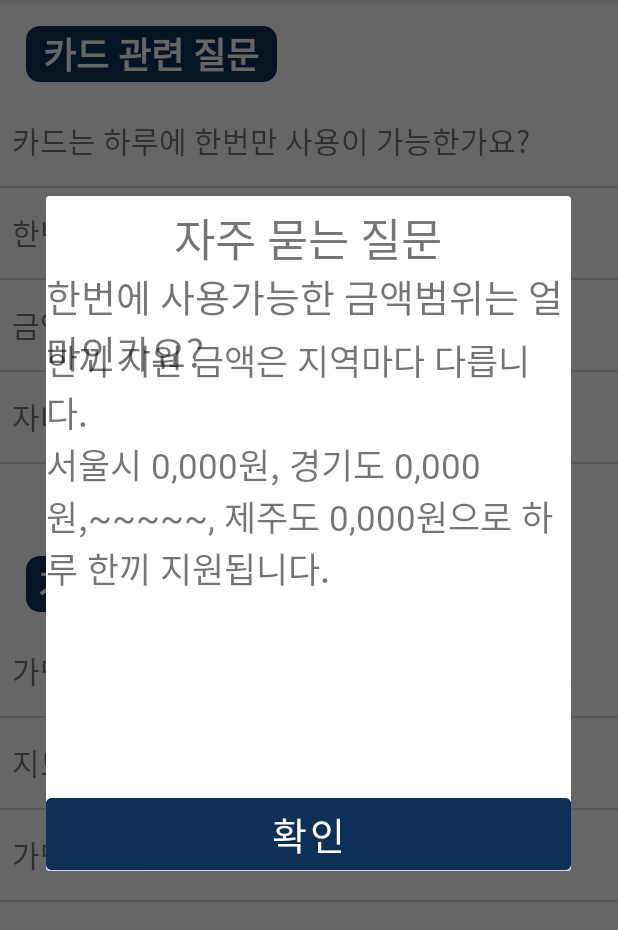
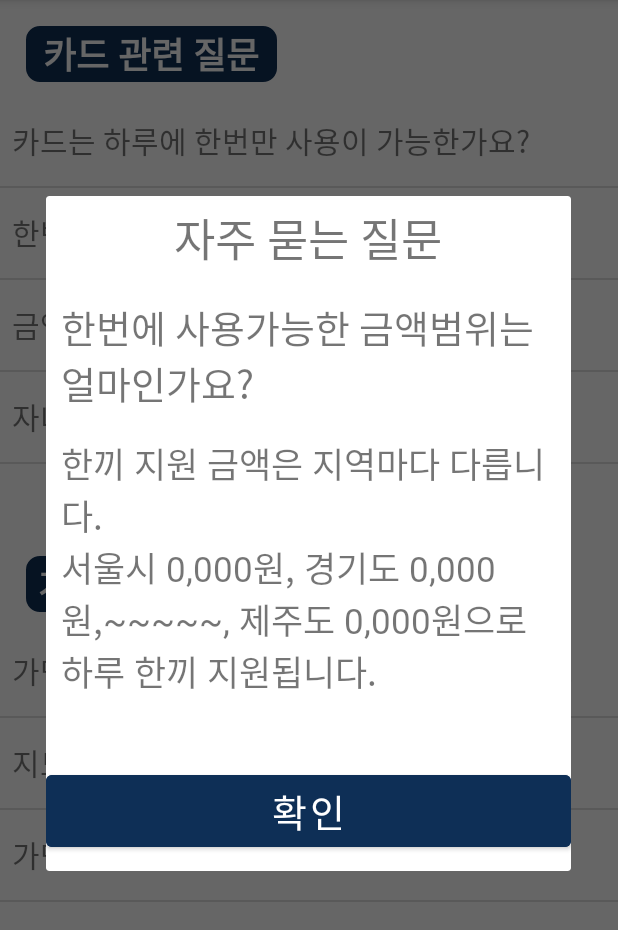
Before and after one commit to sungwoni38/NavigationBarExam, an Android app: the MoreQnaActivity screen opened directly, with no data from a screen before it, after a tap on "한번에 사용가능한 금액범위는 얼마인가요?", on a phone screen of 412 x 824 dp, the part 84-1014 px from its top. Run offline under Robolectric (Android 15) with nearby library versions, the phone set to English and light mode, and no system bars.

Commit message:
commit2_sw

```diff
--- a/app/src/main/res/layout/activity_custom_dialog.xml
+++ b/app/src/main/res/layout/activity_custom_dialog.xml
@@ -40,31 +40,31 @@
 
             <TextView
                 android:id="@+id/txt_tit"
-                android:layout_width="match_parent"
+                android:layout_width="330dp"
                 android:layout_height="wrap_content"
                 android:fontFamily="@font/nanum_b"
                 android:text="textTitle"
                 android:textSize="25sp"
                 app:layout_constraintBottom_toTopOf="@+id/txt_con"
                 app:layout_constraintEnd_toEndOf="parent"
-                app:layout_constraintHorizontal_bias="0.0"
+                app:layout_constraintHorizontal_bias="0.5"
                 app:layout_constraintStart_toStartOf="parent"
                 app:layout_constraintTop_toTopOf="parent"
-                app:layout_constraintVertical_bias="0.116" />
+                app:layout_constraintVertical_bias="0.5" />
 
             <TextView
                 android:id="@+id/txt_con"
-                android:layout_width="match_parent"
-                android:layout_height="300dp"
+                android:layout_width="330dp"
+                android:layout_height="180dp"
                 android:fontFamily="@font/nanum_b"
                 android:text="textView"
                 android:textSize="23sp"
                 app:layout_constraintBottom_toBottomOf="parent"
                 app:layout_constraintEnd_toEndOf="parent"
-                app:layout_constraintHorizontal_bias="0.0"
+                app:layout_constraintHorizontal_bias="0.5"
                 app:layout_constraintStart_toStartOf="parent"
                 app:layout_constraintTop_toTopOf="parent"
-                app:layout_constraintVertical_bias="0.41" />
+                app:layout_constraintVertical_bias="0.5" />
 
             <Button
                 android:id="@+id/btn_shutdown"
@@ -79,7 +79,8 @@
                 app:layout_constraintEnd_toEndOf="parent"
                 app:layout_constraintHorizontal_bias="0.0"
                 app:layout_constraintStart_toStartOf="parent"
-                app:layout_constraintTop_toBottomOf="@+id/txt_con" />
+                app:layout_constraintTop_toBottomOf="@+id/txt_con"
+                app:layout_constraintVertical_bias="0.741" />
 
         </androidx.constraintlayout.widget.ConstraintLayout>
 
```
